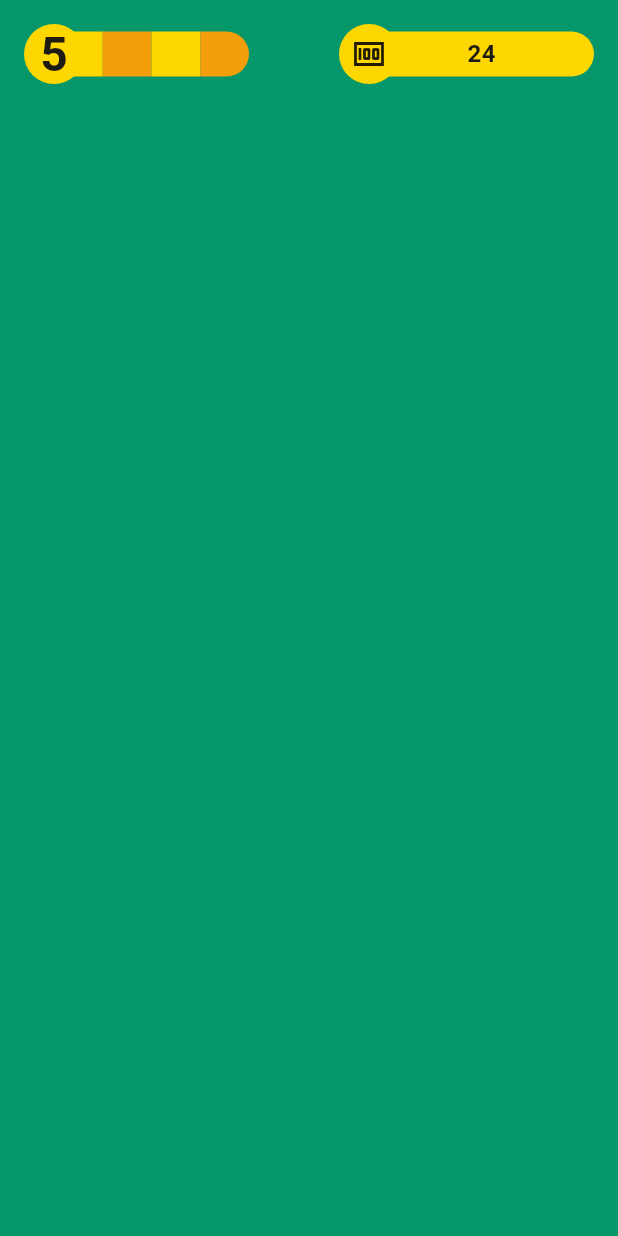
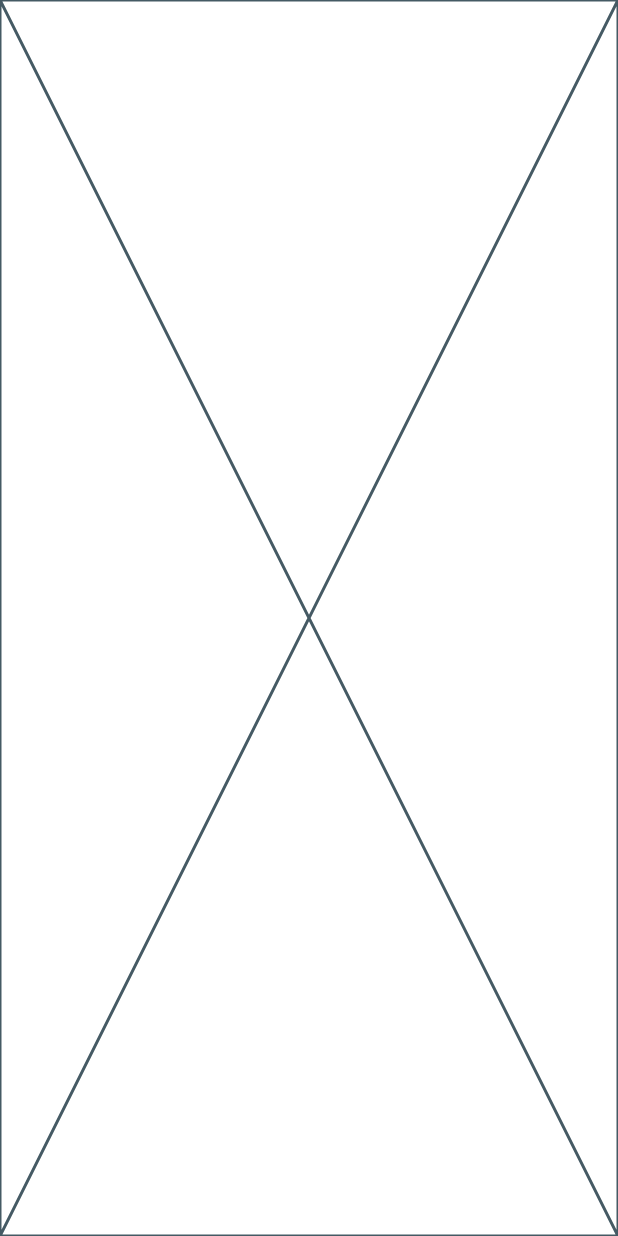
Before and after one commit to hmncube/local_game, a Flutter app: the screen it shows after launch, on a phone screen of 412 x 824 dp. Run offline on Flutter 3.47's test engine with Material 3 defaults, Android fonts, the phone set to English and light mode, and no system bars; our stand-ins replace equatable, flutter_bloc, get_it, go_router, google_fonts, injectable and 2 more; accounts and stored records are empty; Roboto replaces fonts that are missing (Handlee).

Commit message:
Map stuff

```diff
--- /dev/null
+++ b/lib/core/constants/app_assets.dart
@@ -0,0 +1,3 @@
+mixin AppAssets {
+  static const background = 'assets/images/background.jpg';
+}
--- a/lib/presentation/map/map_screen.dart
+++ b/lib/presentation/map/map_screen.dart
@@ -1,34 +1,15 @@
 import 'package:flutter/material.dart';
-import 'package:local_game/app/themes/app_text_styles.dart';
-import 'package:local_game/app/themes/app_theme.dart';
-import 'package:local_game/presentation/map/widget/life_widget.dart';
-import 'package:local_game/presentation/map/widget/money_widget.dart';
 
-class MapScreen extends StatelessWidget {
+class MapScreen extends StatefulWidget {
   const MapScreen({super.key});
 
   @override
+  State<MapScreen> createState() => _MapScreenState();
+}
+
+class _MapScreenState extends State<MapScreen> {
+  @override
   Widget build(BuildContext context) {
-    return Scaffold(
-      backgroundColor: AppTheme.accentGreen,
-      body: SafeArea(
-        child: SingleChildScrollView(
-          child: Padding(
-            padding: const EdgeInsets.all(16.0),
-            child: Column(
-              children: [
-                Row(
-                  mainAxisAlignment: MainAxisAlignment.spaceBetween,
-                  children: [
-                    LifeWidget(),
-                    MoneyWidget(),
-                  ],
-                ),
-              ],
-            ),
-          ),
-        ),
-      ),
-    );
+    return const Placeholder();
   }
 }
```
Also changed, not shown: lib/presentation/map/map_cubit.dart (added, +17 -0 lines), lib/presentation/map/map_state.dart (added, +17 -0 lines), 1 other file.
